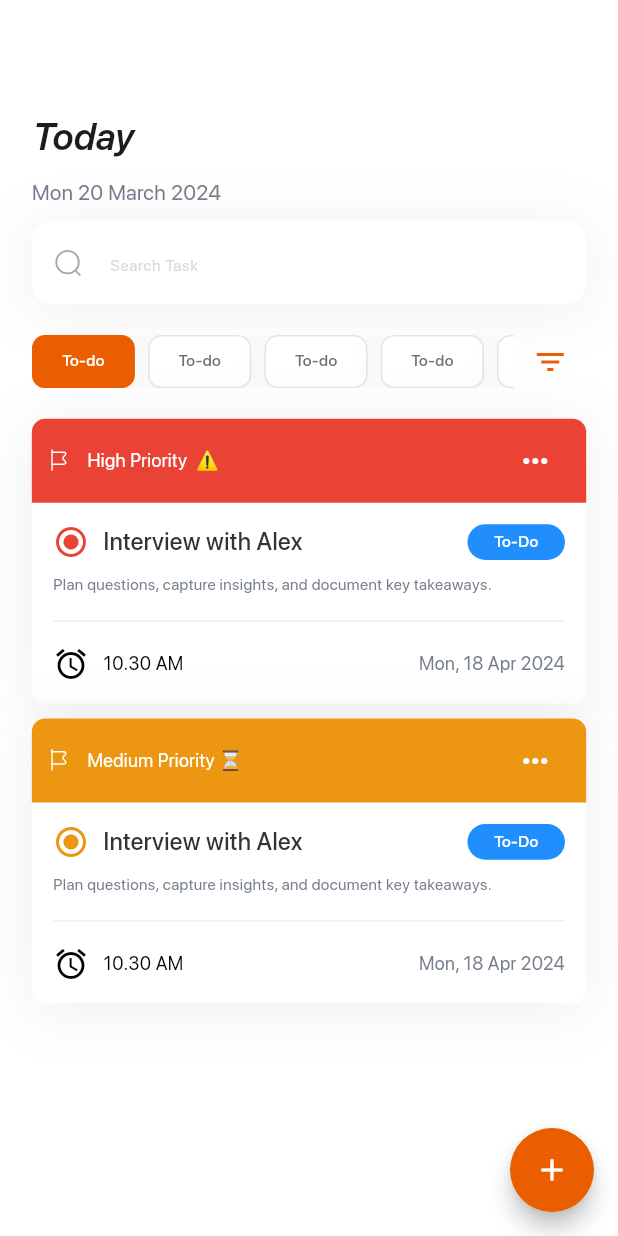
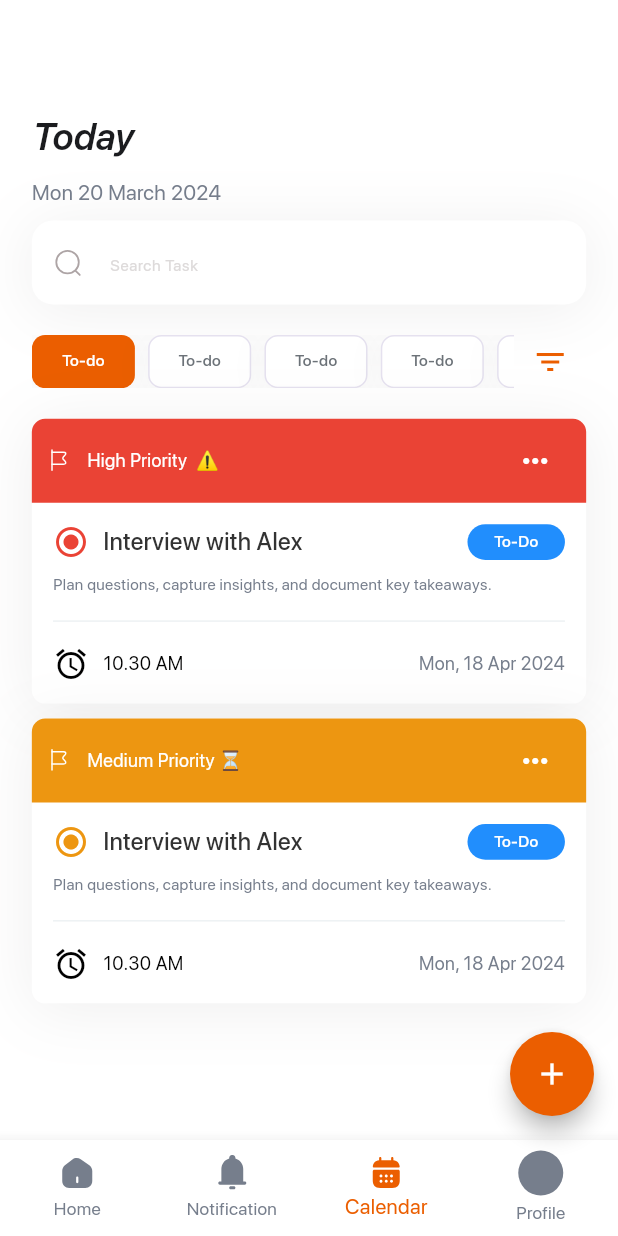
Before and after one commit to pankaj1101/task_management_app, a Flutter app: the HomeScreen screen opened by its route, on a phone screen of 412 x 824 dp. Run offline on Flutter 3.47's test engine with Material 3 defaults, Android fonts, the phone set to English and light mode, and no system bars; our stand-ins replace flutter_riverpod, flutter_screenutil, flutter_svg, shared_preferences; accounts and stored records are empty; project files that could hold a hidden picture were left out.

Commit message:
`Added BottomNavigationBar to HomeScreen and updated pubspec.yaml to include new assets`

```diff
--- a/lib/features/home/home_screen.dart
+++ b/lib/features/home/home_screen.dart
@@ -1,5 +1,6 @@
 import 'package:flutter/material.dart';
 import 'package:flutter_screenutil/flutter_screenutil.dart';
+import 'package:flutter_svg/svg.dart';
 import 'package:task_management_app/core/constants/constants_export.dart';
 import 'package:task_management_app/core/enums/task_priority_enums.dart';
 
@@ -116,6 +117,78 @@ class HomeScreen extends StatelessWidget {
         shape: CircleBorder(),
         child: Icon(Icons.add),
       ),
+      bottomNavigationBar: BottomNavigationBar(
+        backgroundColor: AppColors.whiteColor,
+        showSelectedLabels: true,
+        showUnselectedLabels: true,
+        selectedItemColor: AppColors.primaryColor,
+        unselectedItemColor: AppColors.neutralSecondaryColor,
+
+        onTap: (value) {},
+        currentIndex: 2,
+
+        type: BottomNavigationBarType.fixed,
+        items: [
+          BottomNavigationBarItem(
+            activeIcon: SvgPicture.asset(
+              AppAssets.homeIcon,
+              colorFilter: ColorFilter.mode(
+                AppColors.primaryColor,
+                BlendMode.srcIn,
+              ),
+            ),
+            icon: SvgPicture.asset(
+              AppAssets.homeIcon,
+              colorFilter: ColorFilter.mode(
+                AppColors.neutralSecondaryColor,
+                BlendMode.srcIn,
+              ),
+            ),
+            label: 'Home',
+          ),
+          BottomNavigationBarItem(
+            activeIcon: SvgPicture.asset(
+              AppAssets.notificationIcon,
+              colorFilter: ColorFilter.mode(
+                AppColors.primaryColor,
+                BlendMode.srcIn,
+              ),
+            ),
+            icon: SvgPicture.asset(
+              AppAssets.notificationIcon,
+              colorFilter: ColorFilter.mode(
+                AppColors.neutralSecondaryColor,
+                BlendMode.srcIn,
+              ),
+            ),
+            label: 'Notification',
+          ),
+          BottomNavigationBarItem(
+            activeIcon: SvgPicture.asset(
+              AppAssets.calenderIconB,
+              colorFilter: ColorFilter.mode(
+                AppColors.primaryColor,
+                BlendMode.srcIn,
+              ),
+            ),
+            icon: SvgPicture.asset(
+              AppAssets.calenderIconB,
+              colorFilter: ColorFilter.mode(
+                AppColors.neutralSecondaryColor,
+                BlendMode.srcIn,
+              ),
+            ),
+            label: 'Calendar',
+          ),
+          BottomNavigationBarItem(
+            icon: CircleAvatar(
+              radius: 15,
+              backgroundColor: AppColors.neutralSecondaryColor,
+            ),
+            label: 'Profile',
+          ),
+        ],
+      ),
     );
   }
 }
--- a/pubspec.yaml
+++ b/pubspec.yaml
@@ -29,6 +29,7 @@ flutter:
 
   assets:
     - assets/icons/
+    - assets/icons/bottom_navigation/
     - assets/images/
 
   fonts:
```
